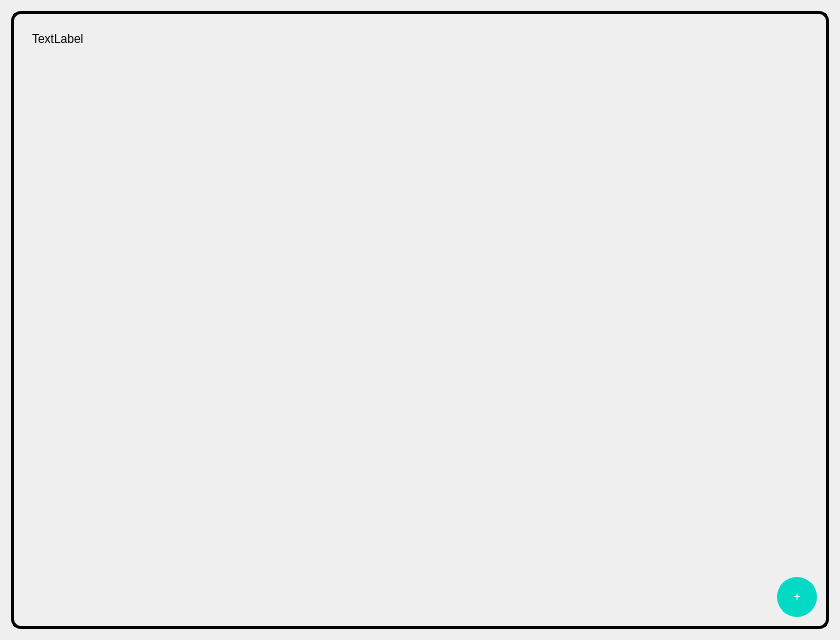
Before: the Qt Designer form group.ui in MarwanMagdy0/VoiceNote, drawn with Qt 5.
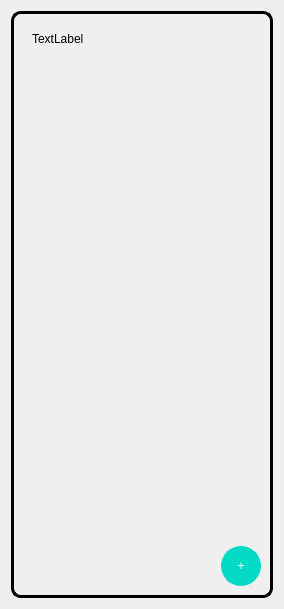
After: the same form once the commit is applied.

Patch:
```diff
--- a/group.ui
+++ b/group.ui
@@ -6,8 +6,8 @@
    <rect>
     <x>0</x>
     <y>0</y>
-    <width>840</width>
-    <height>640</height>
+    <width>284</width>
+    <height>609</height>
    </rect>
   </property>
   <property name="windowTitle">
```
Left out of the diff: 2 changed lines with no effect on the pictures.
